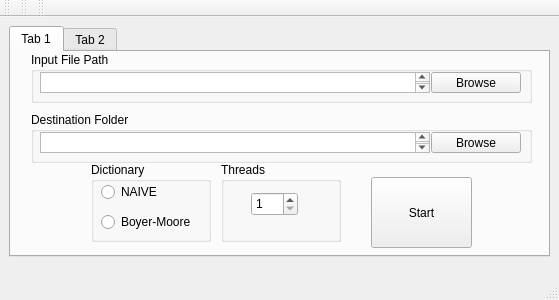
Above: app/mainwindow.ui from guidom300/sdem-archiver before the change. Below: the same form after it.
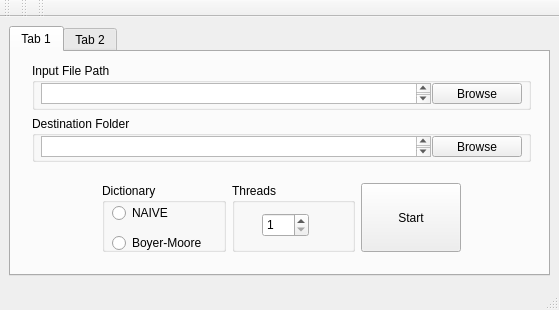
That is the form after the change. The open tabs and pages were chosen to show the change.

```diff
--- a/app/mainwindow.ui
+++ b/app/mainwindow.ui
@@ -7,7 +7,7 @@
     <x>0</x>
     <y>0</y>
     <width>559</width>
-    <height>300</height>
+    <height>310</height>
    </rect>
   </property>
   <property name="windowTitle">
@@ -20,7 +20,7 @@
       <x>9</x>
       <y>9</y>
       <width>541</width>
-      <height>231</height>
+      <height>250</height>
      </rect>
     </property>
     <property name="currentIndex">
@@ -33,86 +33,23 @@
      <attribute name="title">
       <string>Tab 1</string>
      </attribute>
-     <widget class="QGroupBox" name="groupBox">
-      <property name="geometry">
-       <rect>
-        <x>20</x>
-        <y>60</y>
-        <width>501</width>
-        <height>51</height>
-       </rect>
-      </property>
-      <property name="title">
-       <string>Destination Folder</string>
-      </property>
-      <widget class="QTextBrowser" name="textBrowser">
-       <property name="geometry">
-        <rect>
-         <x>9</x>
-         <y>20</y>
-         <width>390</width>
-         <height>21</height>
-        </rect>
-       </property>
-      </widget>
-      <widget class="QPushButton" name="pushButton">
-       <property name="geometry">
-        <rect>
-         <x>400</x>
-         <y>20</y>
-         <width>90</width>
-         <height>21</height>
-        </rect>
-       </property>
-       <property name="text">
-        <string>Browse</string>
-       </property>
-      </widget>
-     </widget>
-     <widget class="QGroupBox" name="groupBox_2">
-      <property name="geometry">
-       <rect>
-        <x>20</x>
-        <y>0</y>
-        <width>501</width>
-        <height>51</height>
-       </rect>
-      </property>
-      <property name="title">
-       <string>Input File Path</string>
-      </property>
-      <widget class="QPushButton" name="pushButton_2">
-       <property name="geometry">
-        <rect>
-         <x>400</x>
-         <y>20</y>
-         <width>90</width>
-         <height>21</height>
-        </rect>
-       </property>
-       <property name="text">
-        <string>Browse</string>
-       </property>
-      </widget>
-      <widget class="QTextBrowser" name="textBrowser_2">
-       <property name="geometry">
-        <rect>
-         <x>9</x>
-         <y>20</y>
-         <width>390</width>
-         <height>21</height>
-        </rect>
-       </property>
-      </widget>
-     </widget>
-     <widget class="QGroupBox" name="groupBox_3">
+     <widget class="QWidget" name="">
       <property name="geometry">
        <rect>
         <x>80</x>
-        <y>110</y>
-        <width>120</width>
-        <height>80</height>
+        <y>120</y>
+        <width>381</width>
+        <height>91</height>
        </rect>
+      </property>
+      <layout class="QHBoxLayout" name="horizontalLayout">
+       <item>
+        <widget class="QGroupBox" name="groupBox_3">
+         <property name="maximumSize">
+          <size>
+           <width>250</width>
+           <height>100</height>
+          </size>
       </property>
       <property name="title">
        <string>Dictionary</string>
@@ -144,14 +81,14 @@
        </property>
       </widget>
      </widget>
+       </item>
+       <item>
      <widget class="QGroupBox" name="groupBox_4">
-      <property name="geometry">
-       <rect>
-        <x>210</x>
-        <y>110</y>
-        <width>120</width>
-        <height>80</height>
-       </rect>
+         <property name="maximumSize">
+          <size>
+           <width>250</width>
+           <height>100</height>
+          </size>
       </property>
       <property name="title">
        <string>Threads</string>
@@ -170,21 +107,96 @@
        </property>
       </widget>
      </widget>
+       </item>
+       <item>
      <widget class="QPushButton" name="pushButton_3">
       <property name="enabled">
        <bool>true</bool>
       </property>
-      <property name="geometry">
-       <rect>
-        <x>360</x>
-        <y>125</y>
-        <width>101</width>
-        <height>71</height>
-       </rect>
+         <property name="maximumSize">
+          <size>
+           <width>100</width>
+           <height>100</height>
+          </size>
       </property>
       <property name="text">
        <string>Start</string>
       </property>
+        </widget>
+       </item>
+      </layout>
+     </widget>
+     <widget class="QWidget" name="">
+      <property name="geometry">
+       <rect>
+        <x>10</x>
+        <y>0</y>
+        <width>521</width>
+        <height>121</height>
+       </rect>
+      </property>
+      <layout class="QVBoxLayout" name="verticalLayout">
+       <item>
+        <widget class="QGroupBox" name="groupBox_2">
+         <property name="title">
+          <string>Input File Path</string>
+         </property>
+         <widget class="QPushButton" name="pushButton_2">
+          <property name="geometry">
+           <rect>
+            <x>400</x>
+            <y>20</y>
+            <width>90</width>
+            <height>21</height>
+           </rect>
+          </property>
+          <property name="text">
+           <string>Browse</string>
+          </property>
+         </widget>
+         <widget class="QTextBrowser" name="textBrowser_2">
+          <property name="geometry">
+           <rect>
+            <x>9</x>
+            <y>20</y>
+            <width>390</width>
+            <height>21</height>
+           </rect>
+          </property>
+         </widget>
+        </widget>
+       </item>
+       <item>
+        <widget class="QGroupBox" name="groupBox">
+         <property name="title">
+          <string>Destination Folder</string>
+         </property>
+         <widget class="QTextBrowser" name="textBrowser">
+          <property name="geometry">
+           <rect>
+            <x>9</x>
+            <y>20</y>
+            <width>390</width>
+            <height>21</height>
+           </rect>
+          </property>
+         </widget>
+         <widget class="QPushButton" name="pushButton">
+          <property name="geometry">
+           <rect>
+            <x>400</x>
+            <y>20</y>
+            <width>90</width>
+            <height>21</height>
+           </rect>
+          </property>
+          <property name="text">
+           <string>Browse</string>
+          </property>
+         </widget>
+        </widget>
+       </item>
+      </layout>
      </widget>
     </widget>
     <widget class="QWidget" name="tab_2">
```
Left out of the diff: 120 changed lines with no effect on the pictures. Lines whose indentation alone changed are shown as unchanged.
